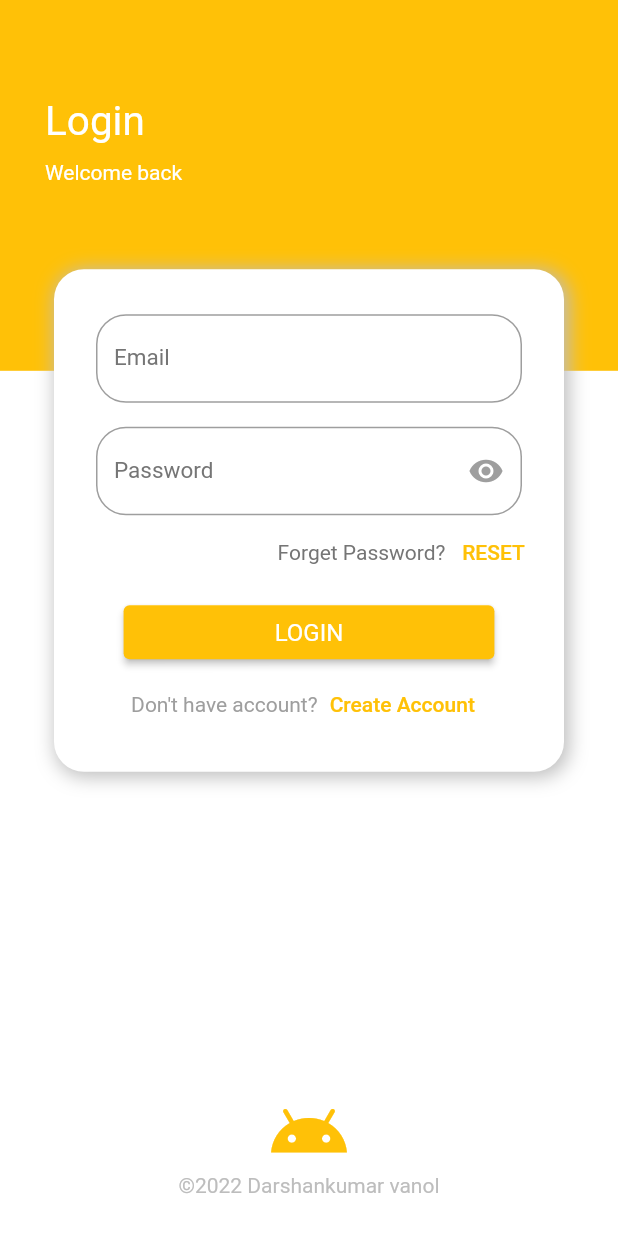
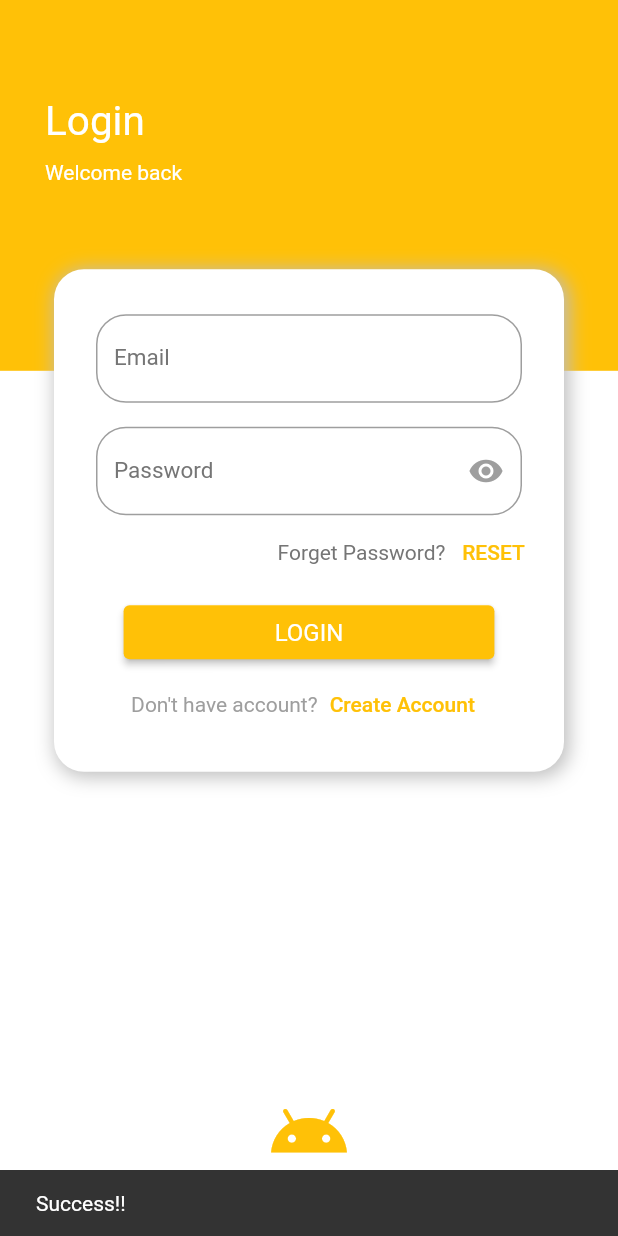
Before and after one commit to DarshanPZignuts/zig_app, a Flutter app: the screen it shows after launch, after a tap on "RESET", on a phone screen of 412 x 824 dp. Run offline on Flutter 3.47's test engine with Material 2 defaults, Android fonts, the phone set to English and light mode, and no system bars; our stand-ins replace firebase_auth, firebase_core; accounts and stored records are empty; network calls fail.

```diff
--- a/lib/authentication/auth.dart
+++ b/lib/authentication/auth.dart
@@ -16,8 +16,10 @@ class Auth {
     } on FirebaseAuthException catch (e) {
       if (e.code == 'weak-password') {
         print('The password provided is too weak.');
+        return null;
       } else if (e.code == 'email-already-in-use') {
         print('The account already exists for that email.');
+        return null;
       }
     } catch (e) {
       print(e);
--- a/lib/pages/login.dart
+++ b/lib/pages/login.dart
@@ -13,6 +13,7 @@ class LogIn extends StatefulWidget {
 
 class _LogInState extends State<LogIn> {
   Auth _auth = Auth();
+  bool isloading = false;
   final GlobalKey<FormState> _formkey = GlobalKey<FormState>();
   final TextEditingController _emailcontroller = TextEditingController();
   final TextEditingController _passwordcontroller = TextEditingController();
@@ -191,7 +192,20 @@ class _LogInState extends State<LogIn> {
                           style: TextStyle(color: Colors.grey.shade600),
                         ),
                         TextButton(
-                            onPressed: () {},
+                            onPressed: () async {
+                              try {
+                                await FirebaseAuth.instance
+                                    .sendPasswordResetEmail(
+                                        email: "darshanvano009@gmail.com")
+                                    .whenComplete(() =>
+                                        ScaffoldMessenger.of(context)
+                                            .showSnackBar(SnackBar(
+                                                content: Text("Success!!"))));
+                              } catch (e) {
+                                ScaffoldMessenger.of(context).showSnackBar(
+                                    SnackBar(content: Text(e.toString())));
+                              }
+                            },
                             child: const Text(
                               "RESET",
                               style: TextStyle(color: Colors.amber),
@@ -207,6 +221,9 @@ class _LogInState extends State<LogIn> {
                     ElevatedButton(
                       onPressed: () async {
                         if (_formkey.currentState!.validate()) {
+                          setState(() {
+                            isloading = true;
+                          });
                           final user = await _auth.logInwithEmailandpassword(
                               _emailcontroller.text, _passwordcontroller.text);
                           if (user != null) {
@@ -217,6 +234,9 @@ class _LogInState extends State<LogIn> {
                           } else {
                             ScaffoldMessenger.of(context).showSnackBar(
                                 SnackBar(content: Text("Invalid Credentials")));
+                            setState(() {
+                              isloading = false;
+                            });
                           }
                         }
                       },
@@ -226,11 +246,18 @@ class _LogInState extends State<LogIn> {
                         fixedSize: MaterialStatePropertyAll(
                             Size(width * 0.6, height * 0.02)),
                       ),
-                      child: const Text(
-                        "LOGIN",
-                        style: TextStyle(
-                            fontSize: 16, fontWeight: FontWeight.w400),
-                      ),
+                      child: isloading
+                          ? Container(
+                              height: 10,
+                              child: CircularProgressIndicator(
+                                color: Colors.white,
+                              ),
+                            )
+                          : const Text(
+                              "LOGIN",
+                              style: TextStyle(
+                                  fontSize: 16, fontWeight: FontWeight.w400),
+                            ),
                     ),
                     Row(
                       mainAxisAlignment: MainAxisAlignment.center,
--- a/lib/pages/signin.dart
+++ b/lib/pages/signin.dart
@@ -1,3 +1,4 @@
+import 'package:firebase_auth/firebase_auth.dart';
 import 'package:flutter/material.dart';
 import 'package:zig_project/authentication/auth.dart';
 import 'package:zig_project/pages/dashboard.dart';
@@ -228,7 +229,7 @@ class _SignInState extends State<SignIn> {
                     height: 20,
                   ),
                   ElevatedButton(
-                    onPressed: () {
+                    onPressed: () async {
                       if (_formkey.currentState!.validate()) {
                         final user = _auth.createNewAccount(
                             _emailcontroller.text, _passwordcontroller.text);
--- /dev/null
+++ b/lib/userinfo.dart
@@ -0,0 +1,4 @@
+class UserInfo {
+  String uid;
+  UserInfo({required this.uid});
+}
```
Also changed, not shown: lib/pages/dashboard.dart (+7 -7 lines), lib/pages/resetpassword.dart (added, +23 -0 lines), 1 other file.
